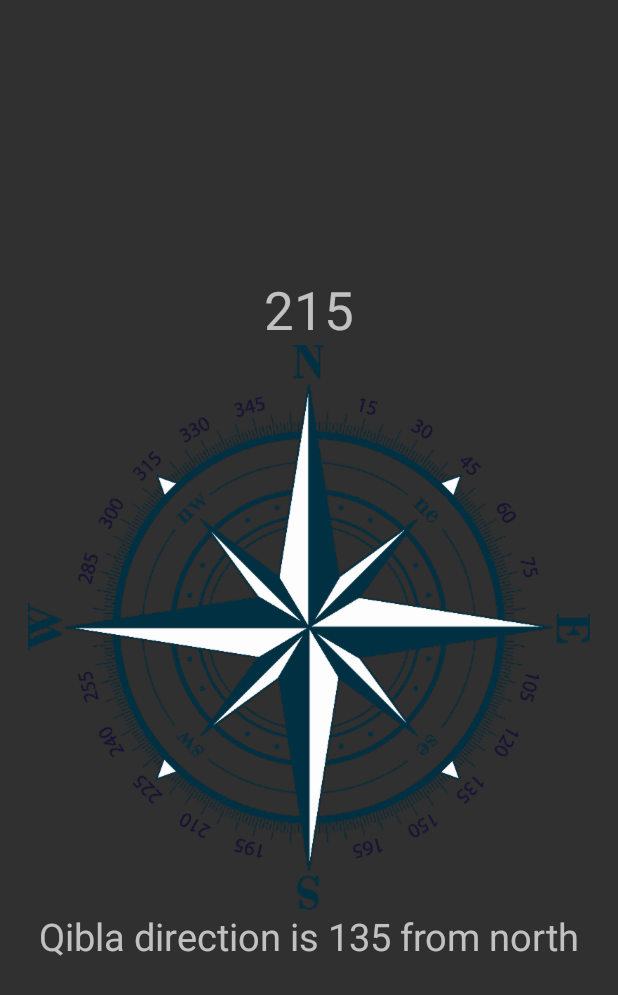
After one commit to IslamHisham96/AthanApp, an Android app: the layout fragment_qibla.xml on its own in the app's theme, with its tools: preview values and no code run, on a phone screen of 412 x 824 dp. The commit adds this screen. Shown: the top 995 px of the screen. Run offline under Robolectric (Android 15) with nearby library versions, the phone set to English and light mode, and no system bars.

Commit message:
Qibla compass added

```diff
--- a/app/src/main/java/com/example/islam/project/Activities/MyActivity.java
+++ b/app/src/main/java/com/example/islam/project/Activities/MyActivity.java
@@ -121,6 +121,9 @@ public abstract class MyActivity extends AppCompatActivity implements OnFragment
     public void goToTuneFragment() {}
 
     @Override
+    public void goToQiblaFragment() {}
+
+    @Override
     public void goToAfterPrayerAzkarFragment() {}
 
     @Override
--- a/app/src/main/java/com/example/islam/project/Constants.java
+++ b/app/src/main/java/com/example/islam/project/Constants.java
@@ -21,6 +21,8 @@ public class Constants {
     public static final int MIN_TIME_BW_UPDATES =  0;
     public static final int MIN_TUNE = -10;
     public static final int MAX_TUNE = 10;
+    public static final double KAABA_LATITUDE = 21.42250833;
+    public static final double KAABA_LONGITUDE = 39.82616111;
     public static final String[] TIMINGS = new String[]{"Fajr","Sunrise","Dhuhr","Asr","Maghrib","Isha"};
 
     public static final String TAG = "MyTag";
--- a/app/src/main/java/com/example/islam/project/Fragments/OnFragmentInteractionListener.java
+++ b/app/src/main/java/com/example/islam/project/Fragments/OnFragmentInteractionListener.java
@@ -16,6 +16,8 @@ public interface OnFragmentInteractionListener {
 
     void goToAfterPrayerAzkarFragment();
 
+    void goToQiblaFragment();
+
     void CalcMethodSet(int method);
 
     void LocationSet(Location location);
--- /dev/null
+++ b/app/src/main/res/layout/fragment_qibla.xml
@@ -0,0 +1,34 @@
+<?xml version="1.0" encoding="utf-8"?>
+<LinearLayout xmlns:android="http://schemas.android.com/apk/res/android"
+    xmlns:app="http://schemas.android.com/apk/res-auto"
+    xmlns:tools="http://schemas.android.com/tools"
+    android:layout_width="match_parent"
+    android:layout_height="match_parent"
+    android:gravity="center"
+    android:orientation="vertical"
+    tools:context=".Fragments.QiblaFragment">
+
+    <!-- TODO: Update blank fragment layout -->
+
+    <TextView
+        android:id="@+id/angleTxt"
+        android:layout_width="match_parent"
+        android:layout_height="wrap_content"
+        android:text="215"
+        android:textAlignment="center"
+        android:textSize="35sp" />
+
+    <ImageView
+        android:id="@+id/compassImageView"
+        android:layout_width="match_parent"
+        android:layout_height="wrap_content"
+        android:src="@drawable/compass" />
+
+    <TextView
+        android:id="@+id/qiblaTxt"
+        android:layout_width="match_parent"
+        android:layout_height="wrap_content"
+        android:text="Qibla direction is 135 from north"
+        android:textAlignment="center"
+        android:textSize="25sp" />
+</LinearLayout>
--- a/app/src/main/res/menu/drawer_view.xml
+++ b/app/src/main/res/menu/drawer_view.xml
@@ -18,5 +18,10 @@
             android:icon="@drawable/ic_menu_supplication"
             android:title="@string/supplication" />
 
+        <item
+            android:id="@+id/nav_qibla"
+            android:icon="@drawable/ic_menu_qibla"
+            android:title="@string/qibla" />
+
     </group>
 </menu>
```
Also changed, not shown: app/src/main/AndroidManifest.xml (+5 -2 lines), app/src/main/java/com/example/islam/project/Activities/PrayerTimesActivity.java (+12 -1 lines), app/src/main/java/com/example/islam/project/Fragments/QiblaFragment.java (added, +151 -0 lines), app/src/main/java/com/example/islam/project/MathUtils.java (added, +41 -0 lines), app/src/main/res/values/strings.xml (+10 -1 lines), app/src/main/res/drawable-hdpi/compass.png (added), app/src/main/res/drawable-hdpi/ic_menu_qibla.png (added), app/src/main/res/drawable-mdpi/compass.png (added), app/src/main/res/drawable-mdpi/ic_menu_qibla.png (added), app/src/main/res/drawable-xhdpi/compass.png (added), app/src/main/res/drawable-xhdpi/ic_menu_qibla.png (added), app/src/main/res/drawable-xxhdpi/compass.png (added), app/src/main/res/drawable-xxhdpi/ic_menu_qibla.png (added), app/src/main/res/drawable-xxxhdpi/compass.png (added), 1 more files.
